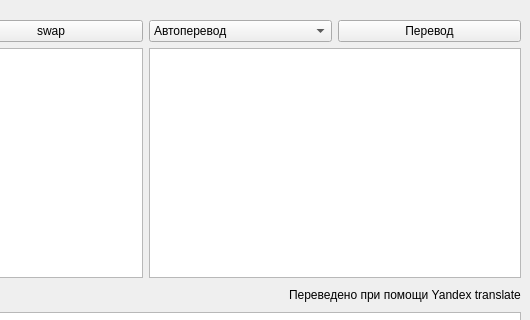
kukiman010/WordLink, file gui/mainwindow.ui: the form before one commit; both pictures show x 270 to 800 and y 0 to 320 of the 800 by 600 pixel window.
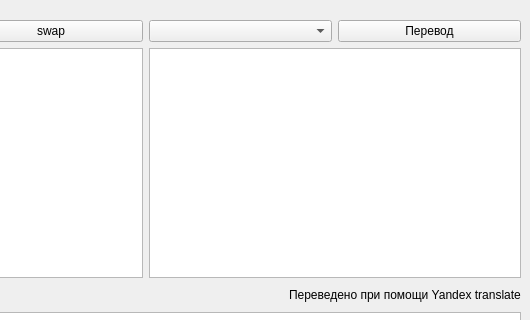
The form after the commit.

Commit message: добавлен парсинг json ответов, языки загружаются в checkbox, выбор языка теперь работает

```diff
--- a/gui/mainwindow.ui
+++ b/gui/mainwindow.ui
@@ -46,13 +46,7 @@
         </widget>
        </item>
        <item>
-        <widget class="QComboBox" name="comboBox">
-         <item>
-          <property name="text">
-           <string>Автоперевод</string>
-          </property>
-         </item>
-        </widget>
+        <widget class="QComboBox" name="lang_from"/>
        </item>
        <item>
         <widget class="QPushButton" name="translete">
```
The commit also changes 5 other files.
